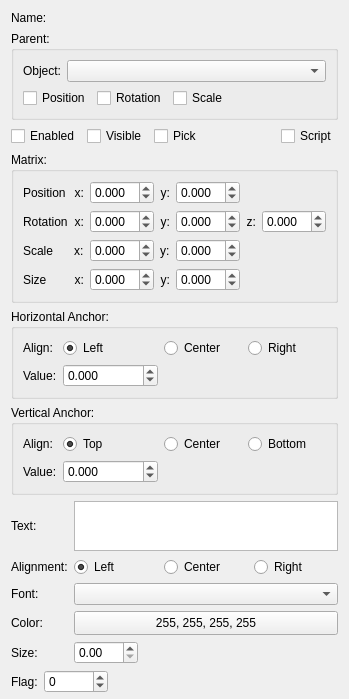
First picture: the form in MagicGameEditor/object2dinfo.ui, repository srdamagia/MagicGameEditor, before the edit.
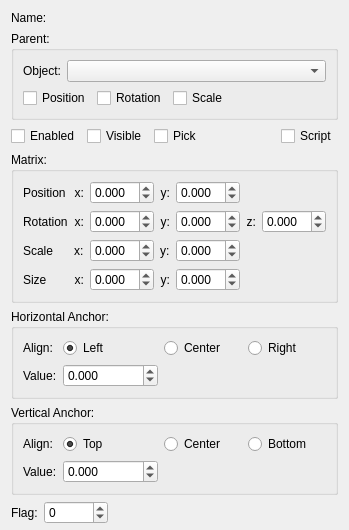
Second picture: the form after the edit.

```diff
--- a/MagicGameEditor/object2dinfo.ui
+++ b/MagicGameEditor/object2dinfo.ui
@@ -7,7 +7,7 @@
     <x>0</x>
     <y>0</y>
     <width>342</width>
-    <height>643</height>
+    <height>488</height>
    </rect>
   </property>
   <property name="windowTitle">
@@ -692,151 +692,7 @@
     </widget>
    </item>
    <item>
-    <widget class="QWidget" name="widgetText" native="true">
-     <layout class="QGridLayout" name="layoutText">
-      <property name="leftMargin">
-       <number>0</number>
-      </property>
-      <property name="topMargin">
-       <number>0</number>
-      </property>
-      <property name="rightMargin">
-       <number>0</number>
-      </property>
-      <property name="bottomMargin">
-       <number>0</number>
-      </property>
-      <item row="2" column="1">
-       <widget class="QComboBox" name="cmbFont"/>
-      </item>
-      <item row="0" column="1">
-       <widget class="QPlainTextEdit" name="txtText">
-        <property name="sizePolicy">
-         <sizepolicy hsizetype="Expanding" vsizetype="Expanding">
-          <horstretch>0</horstretch>
-          <verstretch>0</verstretch>
-         </sizepolicy>
-        </property>
-        <property name="minimumSize">
-         <size>
-          <width>0</width>
-          <height>50</height>
-         </size>
-        </property>
-        <property name="maximumSize">
-         <size>
-          <width>16777215</width>
-          <height>50</height>
-         </size>
-        </property>
-        <property name="tabChangesFocus">
-         <bool>true</bool>
-        </property>
-        <property name="lineWrapMode">
-         <enum>QPlainTextEdit::NoWrap</enum>
-        </property>
-       </widget>
-      </item>
-      <item row="2" column="0">
-       <widget class="QLabel" name="label_11">
-        <property name="text">
-         <string>Font:</string>
-        </property>
-       </widget>
-      </item>
-      <item row="4" column="1">
-       <widget class="QDoubleSpinBox" name="txtFontSize">
-        <property name="maximumSize">
-         <size>
-          <width>64</width>
-          <height>16777215</height>
-         </size>
-        </property>
-        <property name="maximum">
-         <double>99999999.989999994635582</double>
-        </property>
-       </widget>
-      </item>
-      <item row="0" column="0">
-       <widget class="QLabel" name="label_10">
-        <property name="sizePolicy">
-         <sizepolicy hsizetype="Maximum" vsizetype="Maximum">
-          <horstretch>0</horstretch>
-          <verstretch>0</verstretch>
-         </sizepolicy>
-        </property>
-        <property name="text">
-         <string>Text:</string>
-        </property>
-       </widget>
-      </item>
-      <item row="4" column="0">
-       <widget class="QLabel" name="label_12">
-        <property name="text">
-         <string>Size:</string>
-        </property>
-       </widget>
-      </item>
-      <item row="3" column="0">
-       <widget class="QLabel" name="lblColor">
-        <property name="text">
-         <string>Color:</string>
-        </property>
-       </widget>
-      </item>
-      <item row="3" column="1">
-       <widget class="QPushButton" name="btnTextColor">
-        <property name="minimumSize">
-         <size>
-          <width>0</width>
-          <height>24</height>
-         </size>
-        </property>
-        <property name="cursor">
-         <cursorShape>PointingHandCursor</cursorShape>
-        </property>
-        <property name="text">
-         <string>255, 255, 255, 255</string>
-        </property>
-       </widget>
-      </item>
-      <item row="1" column="1">
-       <layout class="QHBoxLayout" name="horizontalLayout_2">
-        <item>
-         <widget class="QRadioButton" name="rbTextAlignLeft">
-          <property name="text">
-           <string>Left</string>
-          </property>
-          <property name="checked">
-           <bool>true</bool>
-          </property>
-         </widget>
-        </item>
-        <item>
-         <widget class="QRadioButton" name="rbTextAlignCenter">
-          <property name="text">
-           <string>Center</string>
-          </property>
-         </widget>
-        </item>
-        <item>
-         <widget class="QRadioButton" name="rbTextAlignRight">
-          <property name="text">
-           <string>Right</string>
-          </property>
-         </widget>
-        </item>
-       </layout>
-      </item>
-      <item row="1" column="0">
-       <widget class="QLabel" name="lblAlignment">
-        <property name="text">
-         <string>Alignment:</string>
-        </property>
-       </widget>
-      </item>
-     </layout>
-    </widget>
+    <layout class="QGridLayout" name="layoutText"/>
    </item>
    <item>
     <layout class="QHBoxLayout" name="horizontalLayout">
```
Left out of the diff: 7 changed lines with no effect on the pictures.
